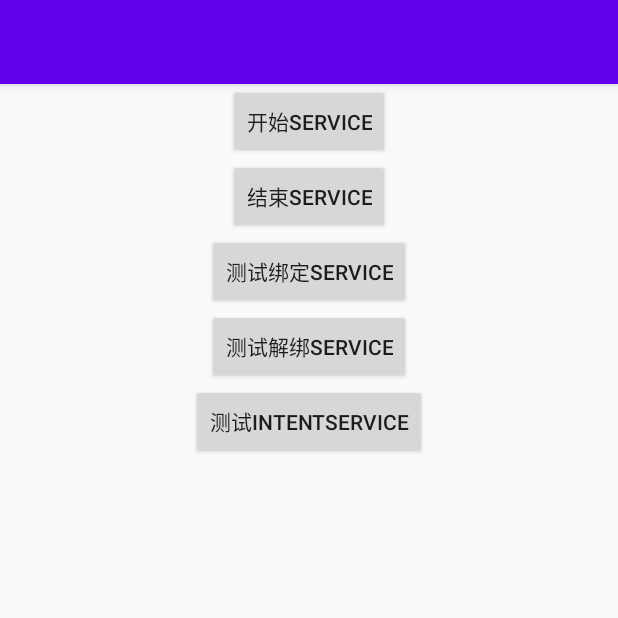
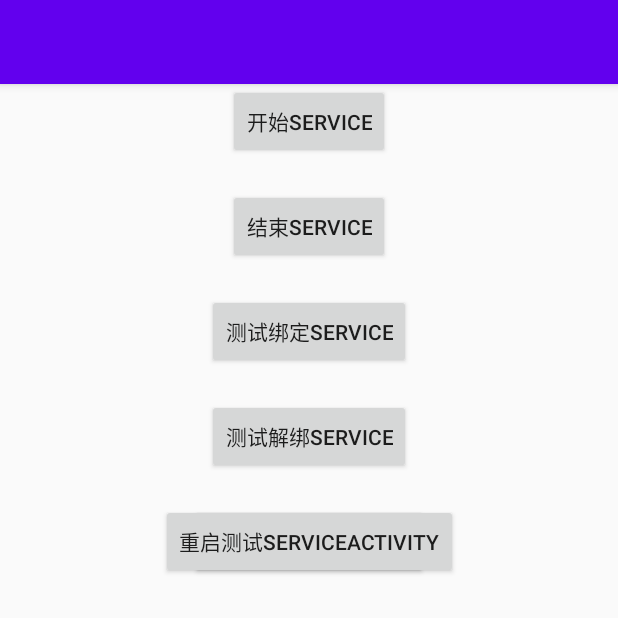
Before and after one commit to baobeinet521/MineStudy, an Android app: the ServiceTestActivity screen opened directly, with no data from a screen before it, on a phone screen of 412 x 824 dp, the top half of it. Run offline under Robolectric (Android 15) with nearby library versions, the phone set to English and light mode, and no system bars.

Commit message:
Service学习

```diff
--- a/app/src/main/java/com/zd/study/service/ServiceTestActivity.java
+++ b/app/src/main/java/com/zd/study/service/ServiceTestActivity.java
@@ -22,14 +22,16 @@ public class ServiceTestActivity extends AppCompatActivity implements View.OnCli
     private AppCompatButton mTestBindService;
     private AppCompatButton mTestUnBindService;
     private AppCompatButton mTestIntentService;
+    private AppCompatButton mGotoTestService;
 
     private boolean isBindService = false;
 
     private ServiceConnection mServiceConnection = new ServiceConnection() {
         @Override
         public void onServiceConnected(ComponentName name, IBinder service) {
-
             Log.d(TAG, "onServiceConnected     componentName  = " + name);
+            ServiceTest.ServiceTestBinder binder = (ServiceTest.ServiceTestBinder) service;
+            binder.start();
 
         }
 
@@ -59,6 +61,11 @@ public class ServiceTestActivity extends AppCompatActivity implements View.OnCli
         mTestIntentService = findViewById(R.id.test_intent_service_btn);
         mTestIntentService.setOnClickListener(this);
 
+        mTestIntentService = findViewById(R.id.test_intent_service_btn);
+        mTestIntentService.setOnClickListener(this);
+
+        mGotoTestService = findViewById(R.id.goto_test_service_btn);
+        mGotoTestService.setOnClickListener(this);
     }
 
     @Override
@@ -67,32 +74,37 @@ public class ServiceTestActivity extends AppCompatActivity implements View.OnCli
         int id = v.getId();
         switch (id){
             case R.id.test_start_service_btn:
-                Log.d(TAG, " onClick start service -----");
+//                Log.d(TAG, " onClick start service -----");
                 startService(intent);
                 break;
             case R.id.test_stop_service_btn:
-                Log.d(TAG, " onClick stop service -----");
+//                Log.d(TAG, " onClick stop service -----");
                 stopService(intent);
                 break;
             case R.id.test_bind_service_btn:
-                Log.d(TAG, " onClick bind service -----");
+//                Log.d(TAG, " onClick bind service -----");
                 isBindService = bindService(intent,mServiceConnection,BIND_AUTO_CREATE);
-                Log.d(TAG, " onClick bind service -----  isBindService = " + isBindService);
+//                Log.d(TAG, " onClick bind service -----  isBindService = " + isBindService);
                 break;
             case R.id.test_unbind_service_btn:
-                Log.d(TAG, " onClick unbind service -----");
+//                Log.d(TAG, " onClick unbind service -----");
                 if(isBindService){
-                    Log.d(TAG, "  有已绑定服务，可以解绑 -----");
+//                    Log.d(TAG, "  有已绑定服务，可以解绑 -----");
                     unbindService(mServiceConnection);
                     isBindService = false;
                 } else {
-                    Log.d(TAG, "  没有已经绑定服务，不可以解绑 -----");
+//                    Log.d(TAG, "  没有已经绑定服务，不可以解绑 -----");
                 }
                 break;
             case R.id.test_intent_service_btn:
-                Log.d(TAG, " onClick start intentService -----");
+//                Log.d(TAG, " onClick start intentService -----");
                 Intent intentSer = new Intent(this, IntentServiceTest.class);
                 startService(intentSer);
+                break;
+
+            case R.id.goto_test_service_btn:
+                Intent intentAct = new Intent(this, ServiceTestActivity.class);
+                startActivity(intentAct);
                 break;
         }
 
--- a/app/src/main/res/layout/activity_service_test_layout.xml
+++ b/app/src/main/res/layout/activity_service_test_layout.xml
@@ -19,6 +19,7 @@
         android:id="@+id/test_stop_service_btn"
         android:layout_width="wrap_content"
         android:layout_height="50dp"
+        android:layout_marginTop="20dp"
         app:layout_constraintLeft_toLeftOf="parent"
         app:layout_constraintRight_toRightOf="parent"
         app:layout_constraintTop_toBottomOf="@+id/test_start_service_btn"
@@ -30,6 +31,7 @@
         android:id="@+id/test_bind_service_btn"
         android:layout_width="wrap_content"
         android:layout_height="50dp"
+        android:layout_marginTop="20dp"
         app:layout_constraintLeft_toLeftOf="parent"
         app:layout_constraintRight_toRightOf="parent"
         app:layout_constraintTop_toBottomOf="@+id/test_stop_service_btn"
@@ -41,6 +43,7 @@
         android:id="@+id/test_unbind_service_btn"
         android:layout_width="wrap_content"
         android:layout_height="50dp"
+        android:layout_marginTop="20dp"
         app:layout_constraintLeft_toLeftOf="parent"
         app:layout_constraintRight_toRightOf="parent"
         app:layout_constraintTop_toBottomOf="@+id/test_bind_service_btn"
@@ -52,6 +55,7 @@
         android:id="@+id/test_intent_service_btn"
         android:layout_width="wrap_content"
         android:layout_height="50dp"
+        android:layout_marginTop="20dp"
         app:layout_constraintTop_toBottomOf="@+id/test_unbind_service_btn"
         app:layout_constraintLeft_toLeftOf="parent"
         app:layout_constraintRight_toRightOf="parent"
@@ -59,4 +63,16 @@
 
     </android.support.v7.widget.AppCompatButton>
 
+    <android.support.v7.widget.AppCompatButton
+        android:id="@+id/goto_test_service_btn"
+        android:layout_width="wrap_content"
+        android:layout_height="50dp"
+        android:layout_marginTop="20dp"
+        app:layout_constraintTop_toBottomOf="@+id/test_unbind_service_btn"
+        app:layout_constraintLeft_toLeftOf="parent"
+        app:layout_constraintRight_toRightOf="parent"
+        android:text="重启测试serviceActivity">
+
+    </android.support.v7.widget.AppCompatButton>
+
 </android.support.constraint.ConstraintLayout>
```
Also changed, not shown: app/src/main/java/com/zd/study/contentprovider/contentProvider.java (added, +44 -0 lines), app/src/main/java/com/zd/study/service/ServiceTest.java (+22 -1 lines), app/src/main/java/com/zd/study/viewdraw/TestViewDraw.java (added, +40 -0 lines), app/src/main/java/com/zd/study/viewdraw/TestViewDrawActivity.java (added, +12 -0 lines), app/src/main/java/com/zd/study/viewdraw/TestViewGroupDraw.java (added, +40 -0 lines), 9 other files.
